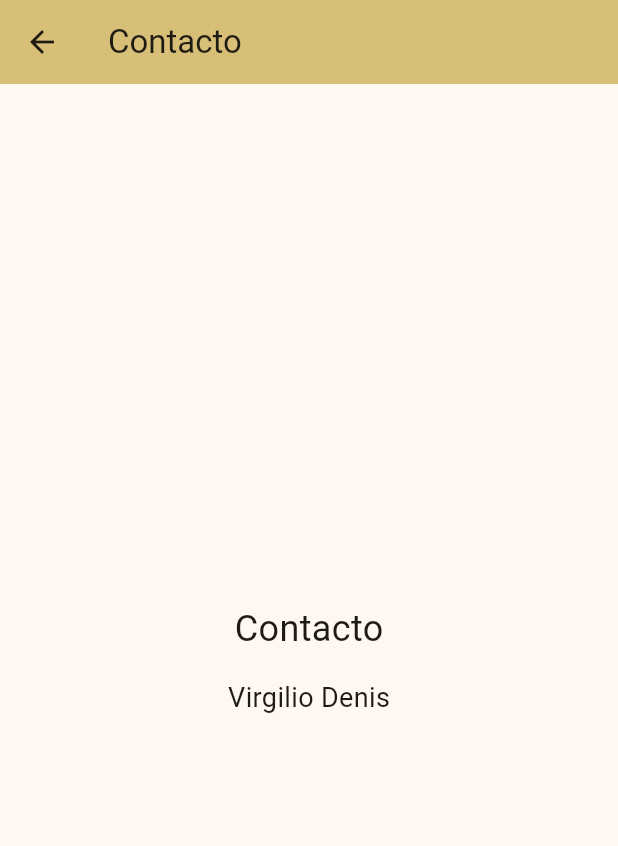
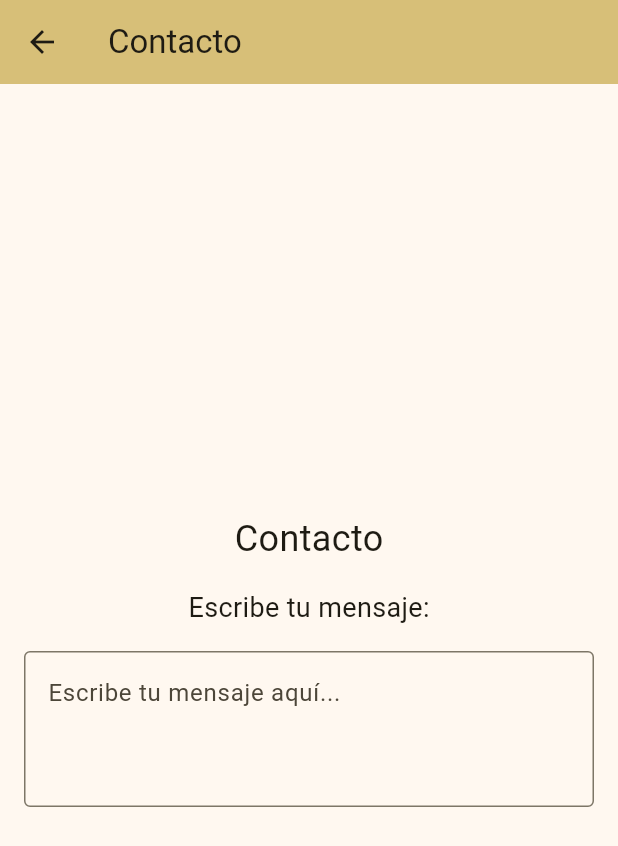
Before and after one commit to virden18/vdenis-flutter-002, a Flutter app: the ContactoScreen screen opened directly, on a phone screen of 412 x 824 dp. Shown: the top 846 px of the screen. Run offline on Flutter 3.47's test engine with Material 3 defaults, Android fonts, the light colour scheme and no system bars.

Commit message:
Ciclo de vida completo con navegación
La pantalla "Contacto" ahora permite al usuario escribir un mensaje
en un campo de texto.

Cuando el usuario regresa a la pantalla anterior, el mensaje ingresado
se imprime en la consola.

El ciclo de vida del StatefulWidget asegura que los recursos se
inicialicen y liberen correctamente.

```diff
--- a/lib/views/contacto_screen.dart
+++ b/lib/views/contacto_screen.dart
@@ -1,7 +1,22 @@
 import 'package:flutter/material.dart';
 
-class ContactoScreen extends StatelessWidget {
+class ContactoScreen extends StatefulWidget {
   const ContactoScreen({super.key});
+
+  @override
+  _ContactoScreenState createState() => _ContactoScreenState();
+}
+
+class _ContactoScreenState extends State<ContactoScreen> {
+  final TextEditingController _messageController = TextEditingController();
+
+  @override
+  void dispose() {
+    // Imprime el mensaje ingresado antes de cerrar la pantalla
+    print('Mensaje ingresado: ${_messageController.text}');
+    _messageController.dispose(); // Libera el controlador de texto
+    super.dispose();
+  }
 
   @override
   Widget build(BuildContext context) {
@@ -16,22 +31,31 @@ class ContactoScreen extends StatelessWidget {
           },
         ),
       ),
-
-      body: const Center(
+      body: Padding(
+        padding: const EdgeInsets.all(16.0),
         child: Column(
           mainAxisAlignment: MainAxisAlignment.center,
           children: [
-            Text(
+            const Text(
               'Contacto',
               style: TextStyle(fontSize: 24),
             ),
-            SizedBox(height: 16),
-            Text(
-              'Virgilio Denis',
+            const SizedBox(height: 16),
+            const Text(
+              'Escribe tu mensaje:',
               style: TextStyle(fontSize: 18),
             ),
+            const SizedBox(height: 16),
+            TextField(
+              controller: _messageController,
+              decoration: const InputDecoration(
+                border: OutlineInputBorder(),
+                hintText: 'Escribe tu mensaje aquí...',
+              ),
+              maxLines: 3,
+            ),
           ],
-        )
+        ),
       ),
     );
   }
```
